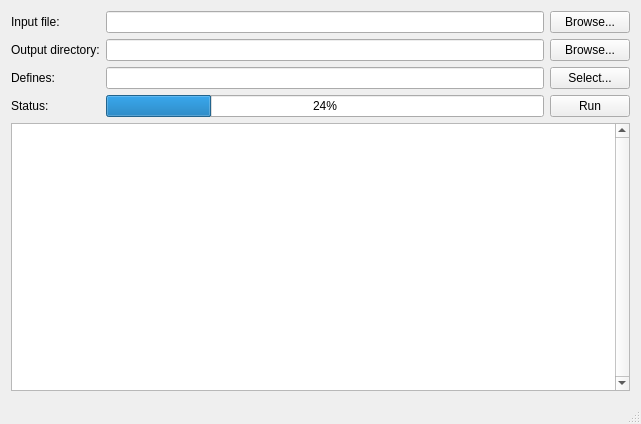
The window that src/gui/MainWindow.ui (torrentg/ccruncher) describes before a commit, drawn with Qt 5.
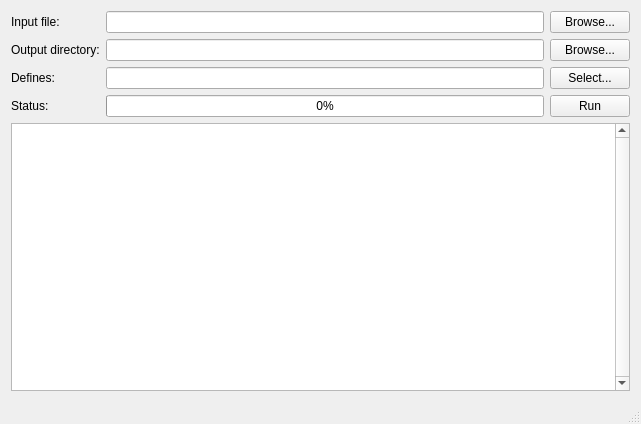
The same window after the commit.

What changed in the file:
```diff
--- a/src/gui/MainWindow.ui
+++ b/src/gui/MainWindow.ui
@@ -75,7 +75,7 @@
       <item row="3" column="1">
        <widget class="QProgressBar" name="progress">
         <property name="value">
-         <number>24</number>
+         <number>0</number>
         </property>
         <property name="alignment">
          <set>Qt::AlignCenter</set>
```
